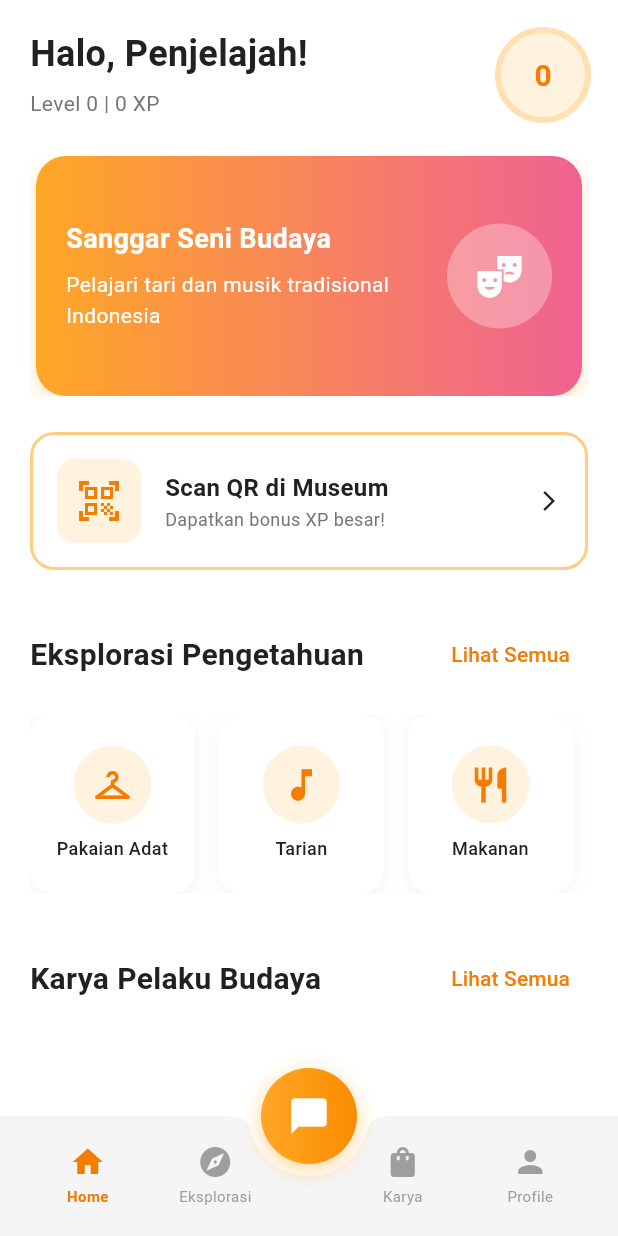
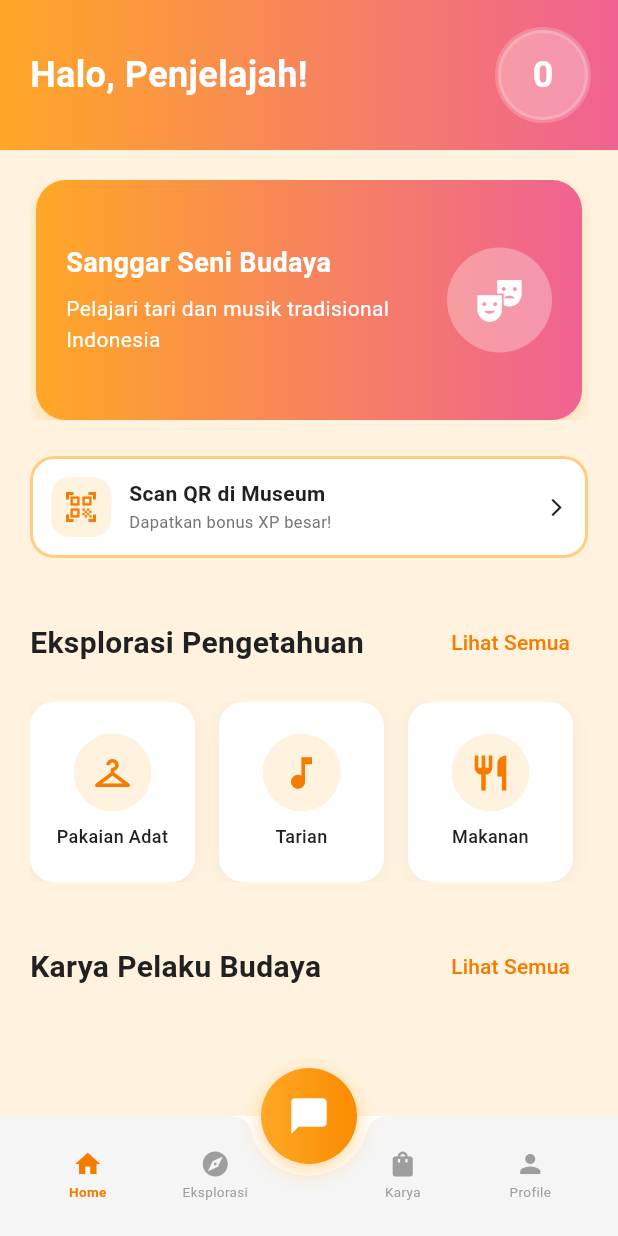
Before and after one commit to Fidhlah/BudayaGo, a Flutter app: the screen it shows once a user with an empty profile is signed in, on a phone screen of 412 x 824 dp. Run offline on Flutter 3.47's test engine with Material 3 defaults, Android fonts, the phone set to English and light mode, and no system bars; our stand-ins replace flutter_dotenv, geolocator, image_picker, permission_handler, supabase_flutter; missing offline and left inert: mobile_scanner; accounts and stored records are empty; statements that could not run were skipped.

Commit message:
home screen adjustments

```diff
--- a/lib/screens/home/home_screen.dart
+++ b/lib/screens/home/home_screen.dart
@@ -113,36 +113,35 @@ class _HomeScreenState extends State<HomeScreen> {
     ];
 
     return Scaffold(
+      backgroundColor: AppColors.orange50,
       body: SafeArea(
         child: SingleChildScrollView(
-          child: Padding(
-            padding: const EdgeInsets.all(20.0),
           child: Column(
             crossAxisAlignment: CrossAxisAlignment.start,
             children: [
-                // Header
-                Row(
+              // Header with gradient background
+              Container(
+                width: double.infinity,
+                padding: const EdgeInsets.all(20),
+                decoration: BoxDecoration(
+                  gradient: LinearGradient(
+                    colors: AppColors.orangePinkGradient,
+                  ),
+                ),
+                child: Row(
                   mainAxisAlignment: MainAxisAlignment.spaceBetween,
                   children: [
                     Expanded(
                       child: Column(
                         crossAxisAlignment: CrossAxisAlignment.start,
-                        children: [
-                          const Text(
+                        children: const [
+                          Text(
                             'Halo, Penjelajah!',
-                            style: AppTextStyles.h3,
+                            style: TextStyle(
+                              fontSize: 24,
+                              fontWeight: FontWeight.bold,
+                              color: Colors.white,
                             ),
-                          const SizedBox(height: AppDimensions.spaceXS),
-                          Consumer<HomeProvider>(
-                            builder: (context, homeProvider, _) {
-                              return Text(
-                                'Level ${homeProvider.userLevel} | ${homeProvider.userXP} XP',
-                                style: AppTextStyles.bodyMedium.copyWith(
-                                  color: AppColors.textSecondary,
-                                ),
-                                overflow: TextOverflow.ellipsis,
-                              );
-                            },
                           ),
                         ],
                       ),
@@ -158,8 +157,12 @@ class _HomeScreenState extends State<HomeScreen> {
                     ),
                   ],
                 ),
-                const SizedBox(height: 24),
-
+              ),
+              Padding(
+                padding: const EdgeInsets.all(20.0),
+                child: Column(
+                  crossAxisAlignment: CrossAxisAlignment.start,
+                  children: [
                     // Advertisement Carousel
                     SizedBox(
                       height: 160,
@@ -221,7 +224,8 @@ class _HomeScreenState extends State<HomeScreen> {
 
                                 if (mounted && visitResult['success'] == true) {
                                   // Sync HomeProvider with new XP/Level
-                              final homeProvider = Provider.of<HomeProvider>(
+                                  final homeProvider =
+                                      Provider.of<HomeProvider>(
                                         context,
                                         listen: false,
                                       );
@@ -255,7 +259,9 @@ class _HomeScreenState extends State<HomeScreen> {
                                 if (mounted) {
                                   ScaffoldMessenger.of(context).showSnackBar(
                                     SnackBar(
-                                  content: Text('Gagal mencatat kunjungan: $e'),
+                                      content: Text(
+                                        'Gagal mencatat kunjungan: $e',
+                                      ),
                                       backgroundColor: AppColors.error,
                                     ),
                                   );
@@ -266,7 +272,7 @@ class _HomeScreenState extends State<HomeScreen> {
                         },
                         borderRadius: BorderRadius.circular(16),
                         child: Container(
-                      padding: const EdgeInsets.all(16),
+                          padding: const EdgeInsets.all(12),
                           decoration: BoxDecoration(
                             border: Border.all(
                               color: AppColors.orange200,
@@ -279,9 +285,7 @@ class _HomeScreenState extends State<HomeScreen> {
                           child: Row(
                             children: [
                               Container(
-                            padding: const EdgeInsets.all(
-                              AppDimensions.paddingS,
-                            ),
+                                padding: const EdgeInsets.all(8),
                                 decoration: BoxDecoration(
                                   color: AppColors.orange50,
                                   borderRadius: BorderRadius.circular(
@@ -291,28 +295,32 @@ class _HomeScreenState extends State<HomeScreen> {
                                 child: Icon(
                                   Icons.qr_code_scanner,
                                   color: AppColors.orange700,
-                              size: 32,
+                                  size: 24,
                                 ),
                               ),
-                          const SizedBox(width: 16),
+                              const SizedBox(width: 12),
                               Expanded(
                                 child: Column(
                                   crossAxisAlignment: CrossAxisAlignment.start,
                                   children: [
                                     const Text(
                                       'Scan QR di Museum',
-                                  style: AppTextStyles.h6,
+                                      style: TextStyle(
+                                        fontSize: 14,
+                                        fontWeight: FontWeight.w600,
+                                      ),
                                     ),
                                     Text(
                                       'Dapatkan bonus XP besar!',
-                                  style: AppTextStyles.bodySmall.copyWith(
+                                      style: TextStyle(
+                                        fontSize: 11,
                                         color: AppColors.textSecondary,
                                       ),
                                     ),
                                   ],
                                 ),
                               ),
-                          const Icon(Icons.arrow_forward_ios, size: 16),
+                              const Icon(Icons.arrow_forward_ios, size: 14),
                             ],
                           ),
                         ),
@@ -422,7 +430,10 @@ class _HomeScreenState extends State<HomeScreen> {
                     Row(
                       mainAxisAlignment: MainAxisAlignment.spaceBetween,
                       children: [
-                    const Text('Karya Pelaku Budaya', style: AppTextStyles.h4),
+                        const Text(
+                          'Karya Pelaku Budaya',
+                          style: AppTextStyles.h4,
+                        ),
                         TextButton(
                           onPressed: () {
                             // Navigate to Karya tab (index 2)
@@ -461,7 +472,9 @@ class _HomeScreenState extends State<HomeScreen> {
                                     itemBuilder: (context, index) {
                                       final item = _karyaItems[index];
                                       return Padding(
-                                    padding: const EdgeInsets.only(right: 16),
+                                        padding: const EdgeInsets.only(
+                                          right: 16,
+                                        ),
                                         child: GestureDetector(
                                           onTap: () {
                                             // Navigate to Karya tab when tapped
@@ -471,14 +484,12 @@ class _HomeScreenState extends State<HomeScreen> {
                                             width: 160,
                                             decoration: BoxDecoration(
                                               color: Colors.white,
-                                          borderRadius: BorderRadius.circular(
-                                            16,
-                                          ),
+                                              borderRadius:
+                                                  BorderRadius.circular(16),
                                               boxShadow: [
                                                 BoxShadow(
-                                              color: Colors.black.withOpacity(
-                                                0.05,
-                                              ),
+                                                  color: Colors.black
+                                                      .withOpacity(0.05),
                                                   blurRadius: 10,
                                                   offset: const Offset(0, 2),
                                                 ),
@@ -494,11 +505,14 @@ class _HomeScreenState extends State<HomeScreen> {
                                                   decoration: BoxDecoration(
                                                     borderRadius:
                                                         const BorderRadius.vertical(
-                                                      top: Radius.circular(16),
+                                                          top: Radius.circular(
+                                                            16,
+                                                          ),
                                                         ),
                                                     gradient: LinearGradient(
                                                       begin: Alignment.topLeft,
-                                                  end: Alignment.bottomRight,
+                                                      end:
+                                                          Alignment.bottomRight,
                                                       colors: [
                                                         (item['color'] as Color)
                                                             .withOpacity(0.8),
@@ -512,7 +526,8 @@ class _HomeScreenState extends State<HomeScreen> {
                                                       // Decorative icon
                                                       Center(
                                                         child: Icon(
-                                                      item['icon'] as IconData,
+                                                          item['icon']
+                                                              as IconData,
                                                           size: 50,
                                                           color: Colors.white
                                                               .withOpacity(0.4),
@@ -530,18 +545,22 @@ class _HomeScreenState extends State<HomeScreen> {
                                                               ),
                                                           decoration: BoxDecoration(
                                                             color: Colors.white
-                                                            .withOpacity(0.9),
+                                                                .withOpacity(
+                                                                  0.9,
+                                                                ),
                                                             borderRadius:
                                                                 BorderRadius.circular(
                                                                   12,
                                                                 ),
                                                           ),
                                                           child: Text(
-                                                        item['tag'] as String,
+                                                            item['tag']
+                                                                as String,
                                                             style: TextStyle(
                                                               fontSize: 10,
                                                               fontWeight:
-                                                              FontWeight.w600,
+                                                                  FontWeight
+                                                                      .w600,
                                                               color:
                                                                   item['color']
                                                                       as Color,
@@ -554,10 +573,13 @@ class _HomeScreenState extends State<HomeScreen> {
                                                 ),
                                                 // Content
                                                 Padding(
-                                              padding: const EdgeInsets.all(12),
+                                                  padding: const EdgeInsets.all(
+                                                    12,
+                                                  ),
                                                   child: Column(
                                                     crossAxisAlignment:
-                                                    CrossAxisAlignment.start,
+                                                        CrossAxisAlignment
+                                                            .start,
                                                     children: [
                                                       Text(
                                                         item['name'] as String,
@@ -568,11 +590,13 @@ class _HomeScreenState extends State<HomeScreen> {
                                                         ),
                                                         maxLines: 2,
                                                         overflow:
-                                                        TextOverflow.ellipsis,
+                                                            TextOverflow
+                                                                .ellipsis,
                                                       ),
                                                       const SizedBox(height: 4),
                                                       Text(
-                                                    item['creator'] as String,
+                                                        item['creator']
+                                                            as String,
                                                         style: AppTextStyles
                                                             .bodySmall
                                                             .copyWith(
@@ -582,7 +606,8 @@ class _HomeScreenState extends State<HomeScreen> {
                                                             ),
                                                         maxLines: 1,
                                                         overflow:
-                                                        TextOverflow.ellipsis,
+                                                            TextOverflow
+                                                                .ellipsis,
                                                       ),
                                                     ],
                                                   ),
@@ -597,6 +622,8 @@ class _HomeScreenState extends State<HomeScreen> {
                         ),
                   ],
                 ),
+              ),
+            ],
           ),
         ),
       ),
@@ -672,9 +699,9 @@ class _HomeScreenState extends State<HomeScreen> {
           Container(
             width: 60,
             height: 60,
-            decoration: const BoxDecoration(
+            decoration: BoxDecoration(
               shape: BoxShape.circle,
-              color: AppColors.orange50,
+              color: Colors.white.withOpacity(0.3),
             ),
           ),
           // Progress indicator
@@ -684,16 +711,18 @@ class _HomeScreenState extends State<HomeScreen> {
             child: CircularProgressIndicator(
               value: progress,
               strokeWidth: 4,
-              backgroundColor: AppColors.orange100,
-              valueColor: const AlwaysStoppedAnimation<Color>(
-                AppColors.orange600,
-              ),
+              backgroundColor: Colors.white.withOpacity(0.2),
+              valueColor: const AlwaysStoppedAnimation<Color>(Colors.white),
             ),
           ),
           // Level number in center
           Text(
             '$level',
-            style: AppTextStyles.h4.copyWith(color: AppColors.orange700),
+            style: const TextStyle(
+              fontSize: 24,
+              fontWeight: FontWeight.bold,
+              color: Colors.white,
+            ),
           ),
         ],
       ),
--- a/lib/widgets/custom_bottom_navbar.dart
+++ b/lib/widgets/custom_bottom_navbar.dart
@@ -33,19 +33,21 @@ class CustomBottomNavBar extends StatelessWidget {
     return Expanded(
       child: InkWell(
         onTap: () => onTap(index),
+        child: Padding(
+          padding: const EdgeInsets.symmetric(vertical: 8),
           child: Column(
             mainAxisSize: MainAxisSize.min,
             children: [
               Icon(
                 icon,
                 color: isActive ? Colors.orange.shade700 : Colors.grey,
-              size: 24,
+                size: 20,
               ),
-            const SizedBox(height: 4),
+              const SizedBox(height: 2),
               Text(
                 label,
                 style: TextStyle(
-                fontSize: 10,
+                  fontSize: 9,
                   color: isActive ? Colors.orange.shade700 : Colors.grey,
                   fontWeight: isActive ? FontWeight.w600 : FontWeight.normal,
                 ),
@@ -53,6 +55,7 @@ class CustomBottomNavBar extends StatelessWidget {
             ],
           ),
         ),
+      ),
     );
   }
 }
```
Lines whose indentation alone changed are shown as unchanged.
